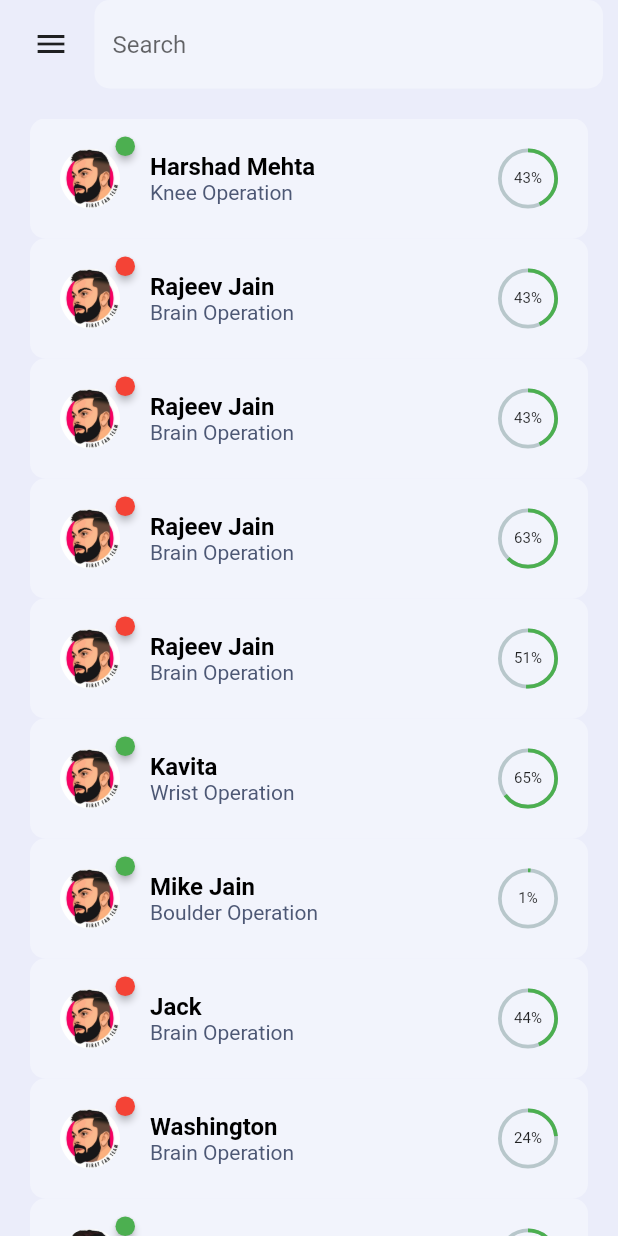
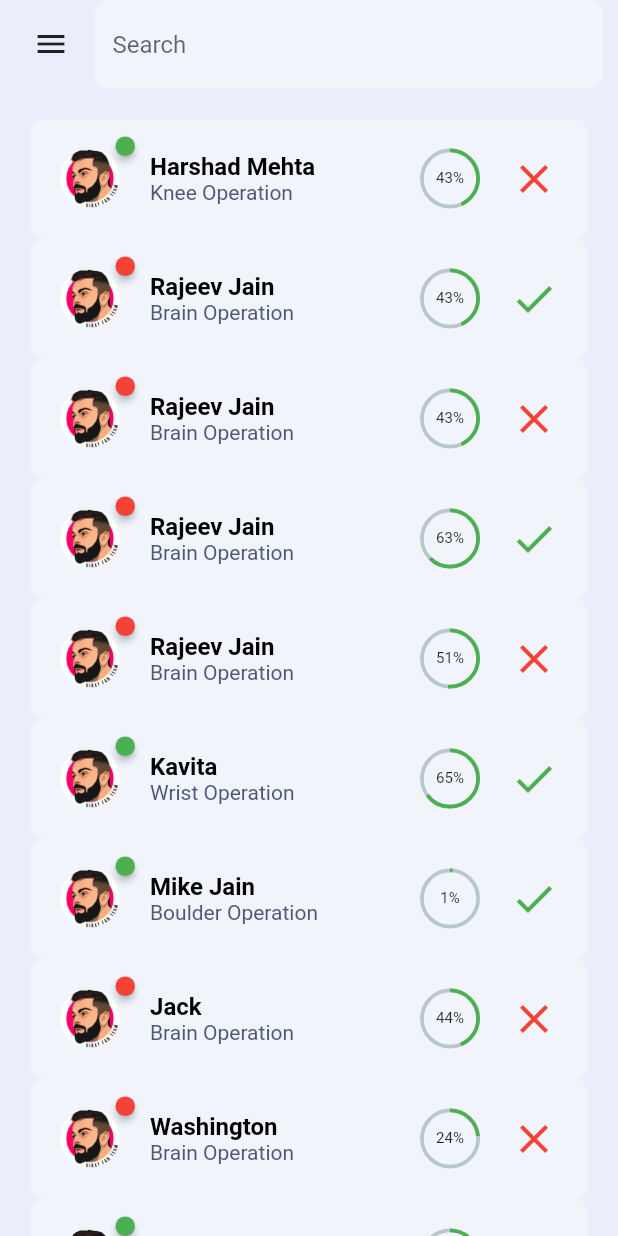
Before and after one commit to RishabhAgarwal-2001/Exercise_Tracker_Doctor, a Flutter app: the screen it shows after launch, on a phone screen of 412 x 824 dp. Run offline on Flutter 3.47's test engine with Material 2 defaults, Android fonts, the phone set to English and light mode, and no system bars; drawn by our look-alikes of badges, percent_indicator.

Commit message:
Patient Card UI Completed

```diff
--- a/lib/screens/main/components/patient_card.dart
+++ b/lib/screens/main/components/patient_card.dart
@@ -85,6 +85,15 @@ class PatientCard extends StatelessWidget {
                             percent: patient.treatmentDay/patient.totalTreatmentLength,
                             center: new Text("${(100*(patient.treatmentDay/patient.totalTreatmentLength)).round()}%", style: TextStyle(fontSize: 10)),
                             progressColor: Colors.green,
+                          ),
+                          SizedBox(width: kDefaultPadding,),
+                          Icon(patient.criticalStatus?
+                            Icons.clear:
+                            Icons.check,
+                            color: patient.criticalStatus?
+                            Colors.red:
+                            Colors.green,
+                            size: 32
                           )
                         ]
                     )
```
Also changed, not shown: lib/models/Patient.dart (+5 -5 lines).
